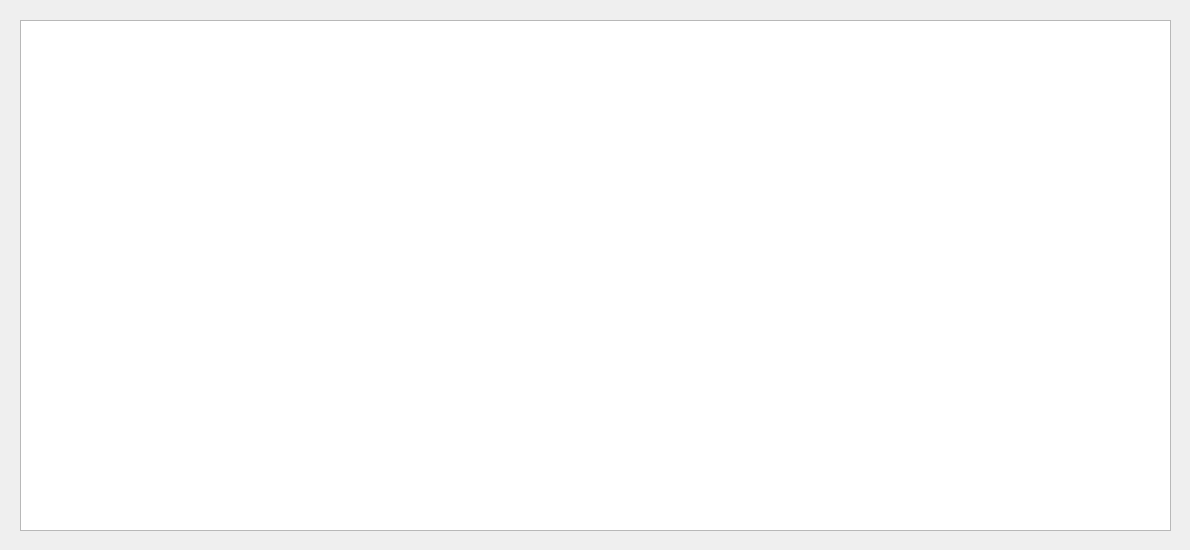
Above: HistoryWidget.ui from zydxnyy/FileClient before the change. Below: the same form after it.
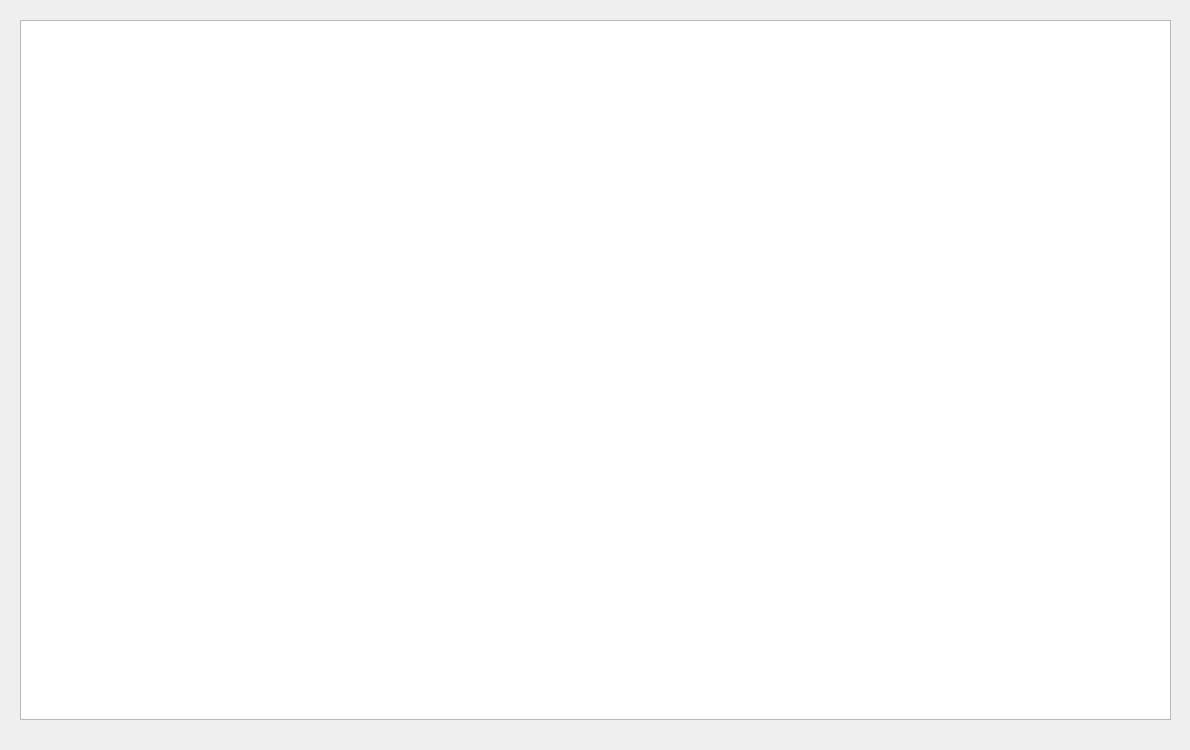
That is the form after the change.

```diff
--- a/HistoryWidget.ui
+++ b/HistoryWidget.ui
@@ -7,7 +7,7 @@
     <x>0</x>
     <y>0</y>
     <width>1190</width>
-    <height>550</height>
+    <height>750</height>
    </rect>
   </property>
   <property name="windowTitle">
@@ -19,7 +19,7 @@
      <x>20</x>
      <y>20</y>
      <width>1151</width>
-     <height>511</height>
+     <height>700</height>
     </rect>
    </property>
    <property name="readOnly">
```
